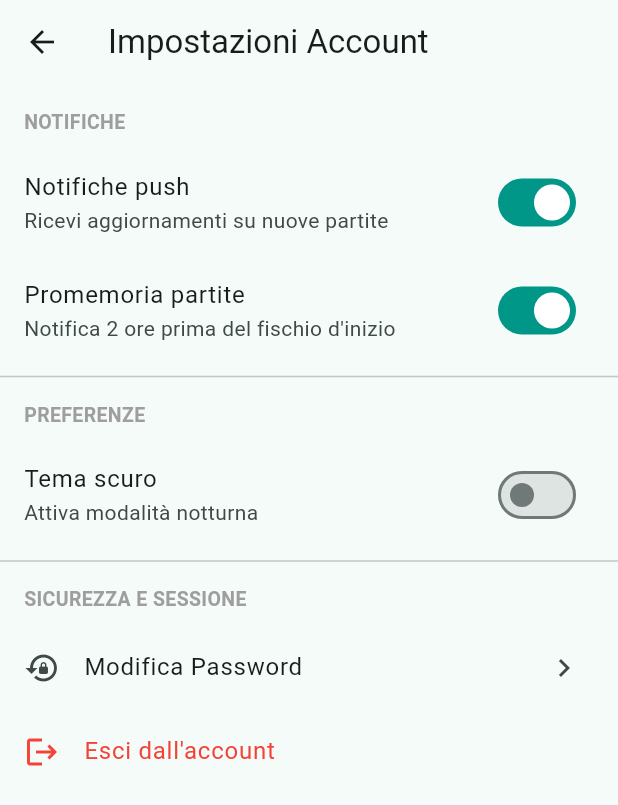
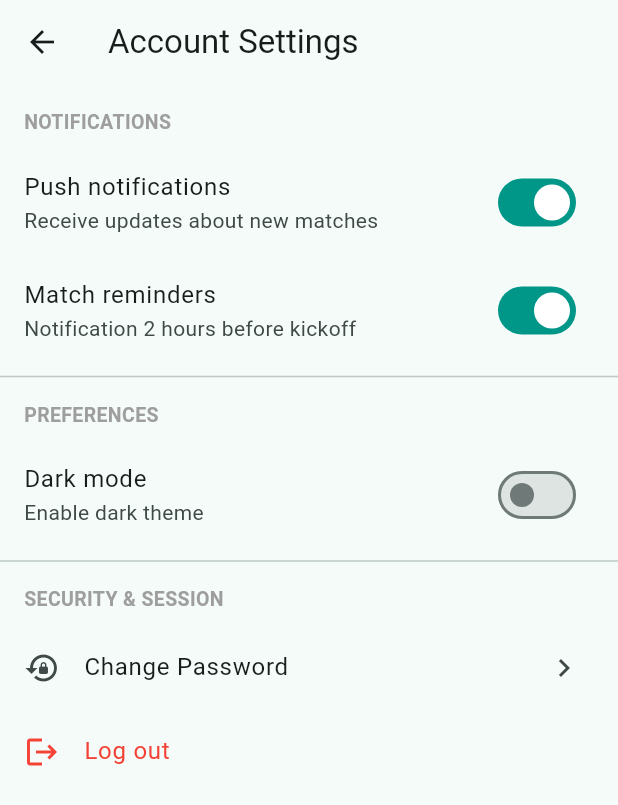
Before and after one commit to MarianiFabio/sport-matchmaker-flutter, a Flutter app: the SettingsScreen screen opened directly, on a phone screen of 412 x 824 dp. Shown: the top 805 px of the screen. Run offline on Flutter 3.47's test engine with Material 3 defaults, Android fonts, the phone set to English and light mode, and no system bars.

Commit message:
Traduzione testi in inglese e impostata come pagina di start quella del login

```diff
--- a/lib/main.dart
+++ b/lib/main.dart
@@ -1,5 +1,5 @@
 import 'package:flutter/material.dart';
-import 'screens/main_navigation_screen.dart';
+import 'screens/login_screen.dart';
 
 void main() {
   runApp(const SportMatchmakerApp());
@@ -27,7 +27,7 @@ class SportMatchmakerApp extends StatelessWidget {
           shape: RoundedRectangleBorder(borderRadius: BorderRadius.circular(12)),
         ),
       ),
-      home: const MainNavigationScreen(),
+      home: const LoginScreen(),
     );
   }
 }
--- a/lib/screens/login_screen.dart
+++ b/lib/screens/login_screen.dart
@@ -1,4 +1,5 @@
 import 'package:flutter/material.dart';
+import 'main_navigation_screen.dart';
 
 class LoginScreen extends StatefulWidget {
   const LoginScreen({super.key});
@@ -28,7 +29,7 @@ class _LoginScreenState extends State<LoginScreen> {
                 ),
                 const SizedBox(height: 16),
                 Text(
-                  _isLogin ? 'Bentornato!' : 'Crea un Account',
+                  _isLogin ? 'Welcome Back!' : 'Create an Account',
                   textAlign: TextAlign.center,
                   style: Theme.of(context).textTheme.headlineMedium?.copyWith(
                         fontWeight: FontWeight.bold,
@@ -37,8 +38,8 @@ class _LoginScreenState extends State<LoginScreen> {
                 const SizedBox(height: 8),
                 Text(
                   _isLogin
-                      ? 'Accedi per trovare compagni e organizzare partite'
-                      : 'Registrati per iniziare a giocare nella tua città',
+                      ? 'Sign in to find teammates and organize matches'
+                      : 'Sign up to start playing in your city',
                   textAlign: TextAlign.center,
                   style: const TextStyle(color: Colors.grey),
                 ),
@@ -46,7 +47,7 @@ class _LoginScreenState extends State<LoginScreen> {
                 if (!_isLogin) ...[
                   const TextField(
                     decoration: InputDecoration(
-                      labelText: 'Nome completo',
+                      labelText: 'Full Name',
                       prefixIcon: Icon(Icons.person_outline),
                       border: OutlineInputBorder(),
                     ),
@@ -73,10 +74,15 @@ class _LoginScreenState extends State<LoginScreen> {
                 const SizedBox(height: 24),
                 FilledButton(
                   onPressed: () {
-                    // Chiude la schermata di login e torna all'app
-                    Navigator.pop(context);
+                    // Accede all'app aprendo la schermata principale
+                    Navigator.pushReplacement(
+                      context,
+                      MaterialPageRoute(
+                        builder: (context) => const MainNavigationScreen(),
+                      ),
+                    );
                   },
-                  child: Text(_isLogin ? 'Accedi' : 'Registrati'),
+                  child: Text(_isLogin ? 'Sign In' : 'Sign Up'),
                 ),
                 const SizedBox(height: 12),
                 TextButton(
@@ -87,8 +93,8 @@ class _LoginScreenState extends State<LoginScreen> {
                   },
                   child: Text(
                     _isLogin
-                        ? 'Non hai un account? Registrati'
-                        : 'Hai già un account? Accedi',
+                        ? 'Don\'t have an account? Sign up'
+                        : 'Already have an account? Sign in',
                   ),
                 ),
               ],
--- a/lib/screens/profile_screen.dart
+++ b/lib/screens/profile_screen.dart
@@ -14,7 +14,7 @@ class ProfileScreen extends StatelessWidget {
         actions: [
           IconButton(
             icon: const Icon(Icons.edit_outlined),
-            tooltip: 'Modifica Profilo',
+            tooltip: 'Edit Profile',
             onPressed: () {
               Navigator.push(
                 context,
@@ -24,7 +24,7 @@ class ProfileScreen extends StatelessWidget {
           ),
           IconButton(
             icon: const Icon(Icons.settings_outlined),
-            tooltip: 'Impostazioni',
+            tooltip: 'Settings',
             onPressed: () {
               Navigator.push(
                 context,
@@ -56,7 +56,7 @@ class ProfileScreen extends StatelessWidget {
                 );
               },
               icon: const Icon(Icons.edit, size: 18),
-              label: const Text('Modifica Profilo'),
+              label: const Text('Edit Profile'),
             ),
             const SizedBox(height: 20),
             // un po' di stat finte per far sembrare il profilo piu figo
@@ -73,8 +73,8 @@ class ProfileScreen extends StatelessWidget {
             // voci di menu per la navigazione
             ListTile(
               leading: const Icon(Icons.sports_soccer),
-              title: const Text('Le mie Partite'),
-              subtitle: const Text('Partite a cui partecipi o organizzate'),
+              title: const Text('My Matches'),
+              subtitle: const Text('Matches you joined or organized'),
               trailing: const Icon(Icons.chevron_right),
               onTap: () {
                 Navigator.push(
@@ -85,7 +85,7 @@ class ProfileScreen extends StatelessWidget {
             ),
             ListTile(
               leading: const Icon(Icons.person_outline),
-              title: const Text('Modifica Profilo'),
+              title: const Text('Edit Profile'),
               trailing: const Icon(Icons.chevron_right),
               onTap: () {
                 Navigator.push(
--- a/lib/screens/settings_screen.dart
+++ b/lib/screens/settings_screen.dart
@@ -17,14 +17,14 @@ class _SettingsScreenState extends State<SettingsScreen> {
   Widget build(BuildContext context) {
     return Scaffold(
       appBar: AppBar(
-        title: const Text('Impostazioni Account'),
+        title: const Text('Account Settings'),
       ),
       body: ListView(
         children: [
           const Padding(
             padding: EdgeInsets.fromLTRB(16, 16, 16, 8),
             child: Text(
-              'NOTIFICHE',
+              'NOTIFICATIONS',
               style: TextStyle(
                 fontWeight: FontWeight.bold,
                 color: Colors.grey,
@@ -33,8 +33,8 @@ class _SettingsScreenState extends State<SettingsScreen> {
             ),
           ),
           SwitchListTile(
-            title: const Text('Notifiche push'),
-            subtitle: const Text('Ricevi aggiornamenti su nuove partite'),
+            title: const Text('Push notifications'),
+            subtitle: const Text('Receive updates about new matches'),
             value: _pushNotifications,
             onChanged: (val) {
               setState(() {
@@ -43,8 +43,8 @@ class _SettingsScreenState extends State<SettingsScreen> {
             },
           ),
           SwitchListTile(
-            title: const Text('Promemoria partite'),
-            subtitle: const Text('Notifica 2 ore prima del fischio d\'inizio'),
+            title: const Text('Match reminders'),
+            subtitle: const Text('Notification 2 hours before kickoff'),
             value: _matchReminders,
             onChanged: (val) {
               setState(() {
@@ -56,7 +56,7 @@ class _SettingsScreenState extends State<SettingsScreen> {
           const Padding(
             padding: EdgeInsets.fromLTRB(16, 8, 16, 8),
             child: Text(
-              'PREFERENZE',
+              'PREFERENCES',
               style: TextStyle(
                 fontWeight: FontWeight.bold,
                 color: Colors.grey,
@@ -65,8 +65,8 @@ class _SettingsScreenState extends State<SettingsScreen> {
             ),
           ),
           SwitchListTile(
-            title: const Text('Tema scuro'),
-            subtitle: const Text('Attiva modalità notturna'),
+            title: const Text('Dark mode'),
+            subtitle: const Text('Enable dark theme'),
             value: _darkMode,
             onChanged: (val) {
               setState(() {
@@ -78,7 +78,7 @@ class _SettingsScreenState extends State<SettingsScreen> {
           const Padding(
             padding: EdgeInsets.fromLTRB(16, 8, 16, 8),
             child: Text(
-              'SICUREZZA E SESSIONE',
+              'SECURITY & SESSION',
               style: TextStyle(
                 fontWeight: FontWeight.bold,
                 color: Colors.grey,
@@ -88,21 +88,22 @@ class _SettingsScreenState extends State<SettingsScreen> {
           ),
           ListTile(
             leading: const Icon(Icons.lock_reset),
-            title: const Text('Modifica Password'),
+            title: const Text('Change Password'),
             trailing: const Icon(Icons.chevron_right),
             onTap: () {
               ScaffoldMessenger.of(context).showSnackBar(
-                const SnackBar(content: Text('Funzionalità disponibile nella Milestone 2')),
+                const SnackBar(content: Text('Feature available in Milestone 2')),
               );
             },
           ),
           ListTile(
             leading: const Icon(Icons.logout, color: Colors.red),
-            title: const Text('Esci dall\'account', style: TextStyle(color: Colors.red)),
+            title: const Text('Log out', style: TextStyle(color: Colors.red)),
             onTap: () {
-              Navigator.push(
+              Navigator.pushAndRemoveUntil(
                 context,
                 MaterialPageRoute(builder: (context) => const LoginScreen()),
+                (route) => false,
               );
             },
           ),
```
Also changed, not shown: lib/screens/edit_profile_screen.dart (+10 -10 lines), lib/screens/my_matches_screen.dart (+17 -17 lines).
